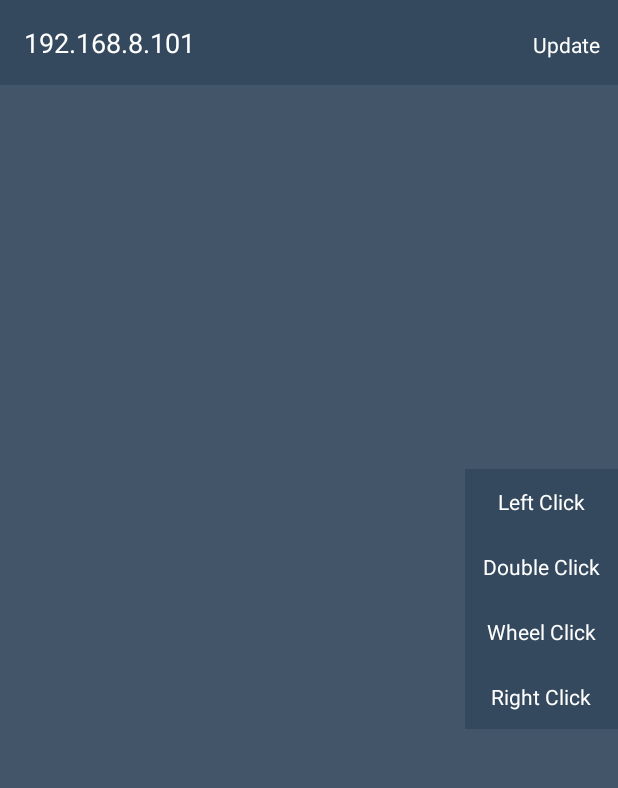
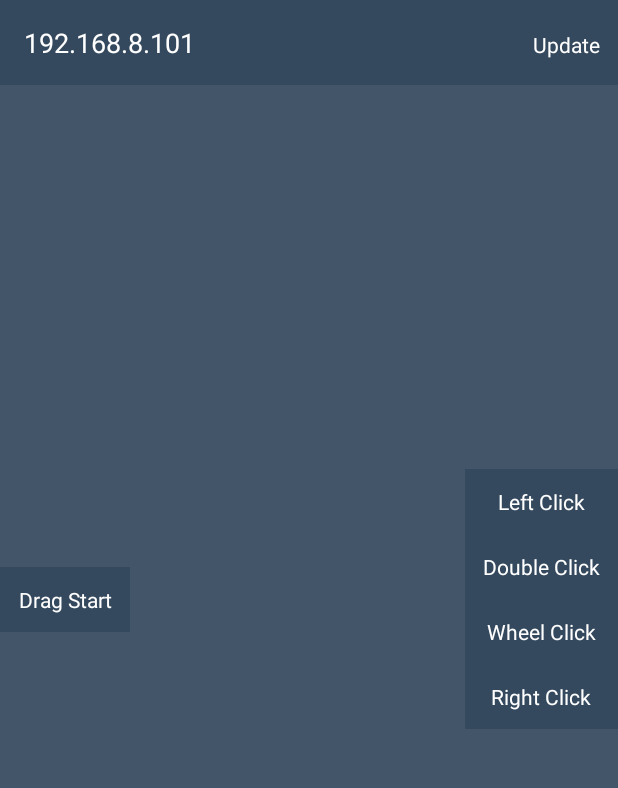
Before and after one commit to mattsilber/gome, an Android app: the screen it shows after launch (MainActivity), on a phone screen of 412 x 824 dp, the part 75-863 px from its top. Run offline under Robolectric (Android 15) with nearby library versions, the phone set to English and light mode, and no system bars; libraries missing offline, so code that uses them is left out: com.guardanis.imageloader; plain views replace EditText, TextView.

Commit message:
Enabled the drag

```diff
--- a/gome-android-client/src/main/java/com/guardanis/gome/MainActivity.java
+++ b/gome-android-client/src/main/java/com/guardanis/gome/MainActivity.java
@@ -31,6 +31,8 @@ public class MainActivity extends BaseActivity implements Callback<Command> {
 
     private SocketClient socketClient;
     private boolean connected = false;
+
+    private boolean dragEnabled = false;
 
     @Override
     public void onCreate(Bundle savedInstance){
@@ -68,6 +70,12 @@ public class MainActivity extends BaseActivity implements Callback<Command> {
         ((MoveView) findViewById(R.id.main__move_view))
                 .setCommandCallback(this);
 
+        setupMouseActionViews();
+        setupDragView();
+        setupIpAddressViews();
+    }
+
+    private void setupMouseActionViews(){
         findViewById(R.id.main__mouse_action_left_single_click)
                 .setOnClickListener(v ->
                         onCalled(new MouseClickCommand("left_single_click")));
@@ -83,15 +91,27 @@ public class MainActivity extends BaseActivity implements Callback<Command> {
         findViewById(R.id.main__mouse_action_right_click)
                 .setOnClickListener(v ->
                         onCalled(new MouseClickCommand("right_single_click")));
+    }
 
-        findViewById(R.id.main__mouse_action_drag_start)
-                .setOnClickListener(v ->
-                        onCalled(new MouseClickCommand("drag_start")));
+    private void setupDragView(){
+        TextView dragView = (TextView) findViewById(R.id.main__mouse_action_drag);
 
-        findViewById(R.id.main__mouse_action_drag_stop)
-                .setOnClickListener(v ->
-                        onCalled(new MouseClickCommand("drag_stop")));
+        dragView.setText(getString(dragEnabled
+                ? R.string.mouse__action_drag_stop
+                : R.string.mouse__action_drag_start));
 
+        dragView.setOnClickListener(v -> {
+            onCalled(new MouseClickCommand(dragEnabled
+                    ? "drag_start"
+                    : "drag_stop"));
+
+            dragEnabled = !dragEnabled;
+
+            setupDragView();
+        });
+    }
+
+    private void setupIpAddressViews(){
         final TextView ipTextView = (TextView) findViewById(R.id.main__ip);
         ipTextView.setText(getIpAddress());
 
--- a/gome-android-client/src/main/res/layout/activity_main.xml
+++ b/gome-android-client/src/main/res/layout/activity_main.xml
@@ -58,17 +58,11 @@
         android:layout_alignParentLeft="true"
         android:layout_centerVertical="true"
         android:orientation="vertical"
-        android:paddingTop="75dip"
-        android:visibility="gone">
+        android:paddingTop="75dip">
 
         <TextView
-            android:id="@+id/main__mouse_action_drag_start"
+            android:id="@+id/main__mouse_action_drag"
             android:text="@string/mouse__action_drag_start"
-            style="@style/main__action_item"/>
-
-        <TextView
-            android:id="@+id/main__mouse_action_drag_stop"
-            android:text="@string/mouse__action_drag_stop"
             style="@style/main__action_item"/>
 
     </LinearLayout>
--- a/gome-server/src/main/java/com/guardanis/commands/MouseCommandController.java
+++ b/gome-server/src/main/java/com/guardanis/commands/MouseCommandController.java
@@ -49,7 +49,7 @@ public class MouseCommandController implements CommandController {
 			robot.keyPress(KeyEvent.VK_SHIFT);
 			robot.mousePress(InputEvent.BUTTON1_MASK);
 		}
-		else if(type.equals("drag_end")){
+		else if(type.equals("drag_stop")){
 			robot.mouseRelease(InputEvent.BUTTON1_MASK);
 			robot.keyRelease(KeyEvent.VK_SHIFT);
 		}
```
